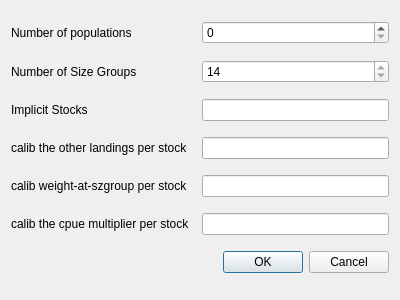
First picture: the form in qtgui/configdialog.ui, repository frabas/DISPLACE_GUI, before the edit.
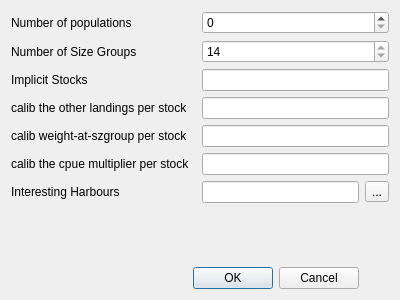
Second picture: the form after the edit. Icons and pictures are not drawn.

Commit message: Simulator/Gui: Interesting harbours in config file. (Fix Issue #4)

Patch:
```diff
--- a/qtgui/configdialog.ui
+++ b/qtgui/configdialog.ui
@@ -14,36 +14,13 @@
    <string>Dialog</string>
   </property>
   <layout class="QGridLayout" name="gridLayout">
-   <item row="1" column="2">
-    <widget class="QSpinBox" name="szGroups">
-     <property name="readOnly">
-      <bool>true</bool>
-     </property>
-     <property name="minimum">
-      <number>1</number>
-     </property>
-     <property name="value">
-      <number>14</number>
-     </property>
-    </widget>
-   </item>
-   <item row="2" column="0">
-    <widget class="QLabel" name="label_3">
+   <item row="1" column="0">
+    <widget class="QLabel" name="label_2">
      <property name="text">
-      <string>Implicit Stocks</string>
+      <string>Number of Size Groups</string>
      </property>
     </widget>
    </item>
-   <item row="5" column="0">
-    <widget class="QLabel" name="label_5">
-     <property name="text">
-      <string>calib weight-at-szgroup per stock</string>
-     </property>
-    </widget>
-   </item>
-   <item row="5" column="2">
-    <widget class="QLineEdit" name="m_calib_weight_at_szgroup"/>
-   </item>
    <item row="6" column="0">
     <widget class="QLabel" name="label_6">
      <property name="text">
@@ -51,10 +28,14 @@
      </property>
     </widget>
    </item>
-   <item row="6" column="2">
-    <widget class="QLineEdit" name="m_calib_cpue_multiplier"/>
+   <item row="0" column="0">
+    <widget class="QLabel" name="label">
+     <property name="text">
+      <string>Number of populations</string>
+     </property>
+    </widget>
    </item>
-   <item row="7" column="0" colspan="3">
+   <item row="9" column="0" colspan="3">
     <widget class="QDialogButtonBox" name="buttonBox">
      <property name="orientation">
       <enum>Qt::Horizontal</enum>
@@ -64,28 +45,21 @@
      </property>
     </widget>
    </item>
-   <item row="0" column="2">
-    <widget class="QSpinBox" name="nbpops"/>
-   </item>
-   <item row="1" column="0">
-    <widget class="QLabel" name="label_2">
-     <property name="text">
-      <string>Number of Size Groups</string>
+   <item row="8" column="0">
+    <spacer name="verticalSpacer">
+     <property name="orientation">
+      <enum>Qt::Vertical</enum>
      </property>
-    </widget>
-   </item>
-   <item row="0" column="0">
-    <widget class="QLabel" name="label">
-     <property name="text">
-      <string>Number of populations</string>
+     <property name="sizeHint" stdset="0">
+      <size>
+       <width>20</width>
+       <height>40</height>
+      </size>
      </property>
-    </widget>
+    </spacer>
    </item>
-   <item row="2" column="2">
-    <widget class="QLineEdit" name="m_implicit_pops"/>
-   </item>
-   <item row="3" column="2">
-    <widget class="QLineEdit" name="m_calib_oth_landings"/>
+   <item row="7" column="2">
+    <widget class="QLineEdit" name="m_int_harbours"/>
    </item>
    <item row="3" column="0">
     <widget class="QLabel" name="label_4">
@@ -94,6 +68,66 @@
      </property>
     </widget>
    </item>
+   <item row="7" column="0">
+    <widget class="QLabel" name="label_7">
+     <property name="text">
+      <string>Interesting Harbours</string>
+     </property>
+    </widget>
+   </item>
+   <item row="2" column="0">
+    <widget class="QLabel" name="label_3">
+     <property name="text">
+      <string>Implicit Stocks</string>
+     </property>
+    </widget>
+   </item>
+   <item row="5" column="0">
+    <widget class="QLabel" name="label_5">
+     <property name="text">
+      <string>calib weight-at-szgroup per stock</string>
+     </property>
+    </widget>
+   </item>
+   <item row="7" column="3">
+    <widget class="QToolButton" name="readFromTree">
+     <property name="text">
+      <string>...</string>
+     </property>
+     <property name="icon">
+      <iconset resource="qtgui.qrc">
+       <normaloff>:/icons/database.png</normaloff>:/icons/database.png</iconset>
+     </property>
+    </widget>
+   </item>
+   <item row="6" column="2" colspan="2">
+    <widget class="QLineEdit" name="m_calib_cpue_multiplier"/>
+   </item>
+   <item row="5" column="2" colspan="2">
+    <widget class="QLineEdit" name="m_calib_weight_at_szgroup"/>
+   </item>
+   <item row="3" column="2" colspan="2">
+    <widget class="QLineEdit" name="m_calib_oth_landings"/>
+   </item>
+   <item row="2" column="2" colspan="2">
+    <widget class="QLineEdit" name="m_implicit_pops"/>
+   </item>
+   <item row="1" column="2" colspan="2">
+    <widget class="QSpinBox" name="szGroups">
+     <property name="readOnly">
+      <bool>true</bool>
+     </property>
+     <property name="minimum">
+      <number>1</number>
+     </property>
+     <property name="value">
+      <number>14</number>
+     </property>
+    </widget>
+   </item>
+   <item row="0" column="2" colspan="2">
+    <widget class="QSpinBox" name="nbpops"/>
+   </item>
   </layout>
  </widget>
  <resources/>
```
Left out of the diff: 4 changed lines with no effect on the pictures. The commit also changes 10 other files.
